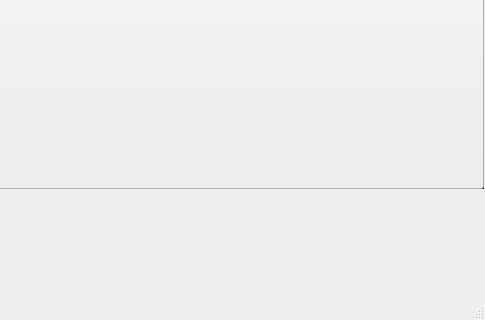
First picture: the form in my_qlabel/mainwindow.ui, repository RoomQuest/Map-File-Generator, before the edit; both pictures show x 316 to 801 and y 428 to 748 of the 801 by 748 pixel window.
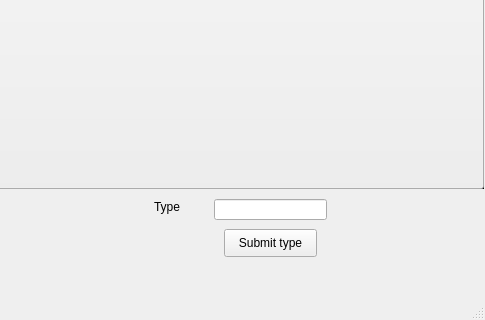
Second picture: the form after the edit.

The edit to the form file:
```diff
--- a/my_qlabel/mainwindow.ui
+++ b/my_qlabel/mainwindow.ui
@@ -62,6 +62,48 @@
      </rect>
     </property>
    </widget>
+   <widget class="QLineEdit" name="typeInput">
+    <property name="geometry">
+     <rect>
+      <x>530</x>
+      <y>610</y>
+      <width>113</width>
+      <height>21</height>
+     </rect>
+    </property>
+   </widget>
+   <widget class="QLabel" name="label">
+    <property name="geometry">
+     <rect>
+      <x>470</x>
+      <y>610</y>
+      <width>55</width>
+      <height>16</height>
+     </rect>
+    </property>
+    <property name="text">
+     <string>Type</string>
+    </property>
+   </widget>
+   <widget class="QPushButton" name="subTypeButton">
+    <property name="geometry">
+     <rect>
+      <x>540</x>
+      <y>640</y>
+      <width>93</width>
+      <height>28</height>
+     </rect>
+    </property>
+    <property name="text">
+     <string>Submit type</string>
+    </property>
+   </widget>
+   <zorder>lblPic</zorder>
+   <zorder>testButton</zorder>
+   <zorder>Coords</zorder>
+   <zorder>typeInput</zorder>
+   <zorder>subTypeButton</zorder>
+   <zorder>label</zorder>
   </widget>
   <widget class="QMenuBar" name="menuBar">
    <property name="geometry">
```
